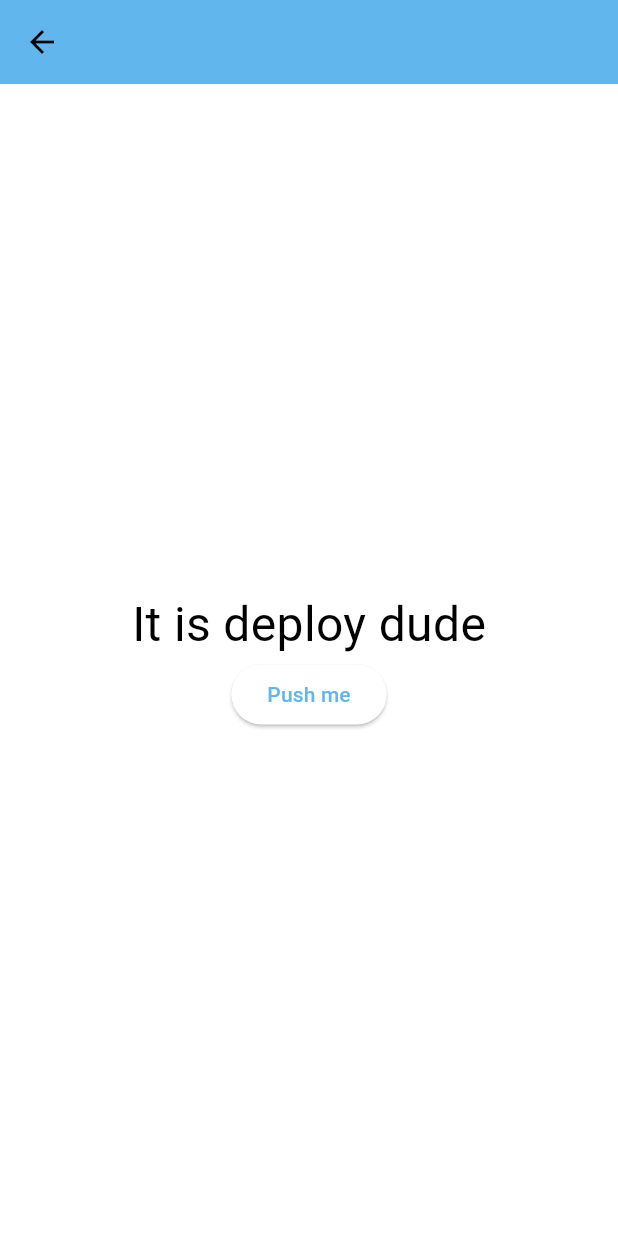
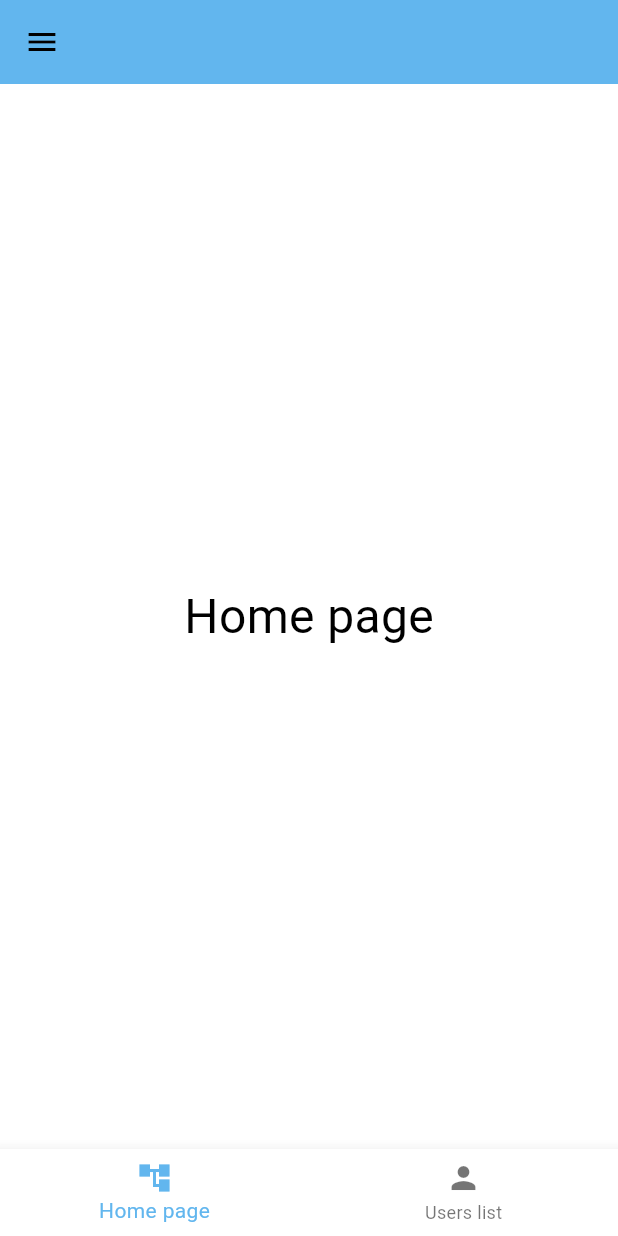
Before and after one commit to lolopindik/AdminPanel, a Flutter app: the MainScreen screen opened by its route, on a phone screen of 412 x 824 dp. Run offline on Flutter 3.47's test engine with Material 3 defaults, Android fonts, the light colour scheme and no system bars; our stand-ins replace auto_route, email_validator, firebase_auth, firebase_core, firebase_database, flutter_dotenv and 5 more; accounts and stored records are empty; network calls fail.

Commit message:
I implemented user status checking and other things, I'm too lazy to write comments separately, I should write documentation

```diff
--- /dev/null
+++ b/lib/logic/riverpod/bottombar_navigation.dart
@@ -0,0 +1,16 @@
+import 'package:flutter/material.dart';
+import 'package:flutter_riverpod/flutter_riverpod.dart';
+
+final riverpodnavigator = ChangeNotifierProvider<NavigatorModel>((ref){
+  return NavigatorModel(index: 0);
+});
+
+class NavigatorModel extends ChangeNotifier {
+  int index;
+  NavigatorModel({required this.index});
+
+  void currentIndex(int newIndex){
+    index = newIndex;
+    notifyListeners();
+  }
+}
--- a/lib/logic/theme/theme.dart
+++ b/lib/logic/theme/theme.dart
@@ -22,7 +22,7 @@ ThemeData darkMode = ThemeData(
     surface: DarkModeColors.mainColor,
     primary: LightModeColors.primaryColor,
     onPrimary: Colors.white,
-    secondary: DarkModeColors.primaryColor,
+    secondary: DarkModeColors.secondary,
     onSecondary: Colors.white,
     tertiary: Colors.grey,
   ),
--- a/lib/logic/theme/theme_constrains.dart
+++ b/lib/logic/theme/theme_constrains.dart
@@ -8,4 +8,5 @@ class LightModeColors {
 class DarkModeColors {
   static const Color mainColor = Color.fromARGB(204, 31, 31, 31);
   static const Color primaryColor = Color.fromARGB(22, 67, 186, 120);
+  static const Color secondary = Color.fromARGB(255, 98, 182, 238);
 }
--- a/lib/main.dart
+++ b/lib/main.dart
@@ -1,7 +1,10 @@
+// ignore_for_file: unused_local_variable
+
 import 'package:admin_panel_study_hub/logic/riverpod/observer.dart';
 import 'package:admin_panel_study_hub/logic/riverpod/theme_switcher.dart';
 import 'package:admin_panel_study_hub/presentation/routes/router.dart';
 import 'package:firebase_core/firebase_core.dart';
+import 'package:firebase_database/firebase_database.dart';
 import 'package:flutter/material.dart';
 import 'package:flutter_dotenv/flutter_dotenv.dart';
 import 'package:flutter_riverpod/flutter_riverpod.dart';
@@ -10,11 +13,11 @@ import 'package:hive_flutter/adapters.dart';
 Future main () async{
 
   await Hive.initFlutter();
-  // ignore: unused_local_variable
   var themebox = await Hive.openBox('AppTheme');
   await dotenv.load(fileName: ".env");
   WidgetsFlutterBinding.ensureInitialized();
   await Firebase.initializeApp();
+  FirebaseDatabase database = FirebaseDatabase.instance;
 
   runApp(
     ProviderScope(
--- a/lib/presentation/pages/auth_page.dart
+++ b/lib/presentation/pages/auth_page.dart
@@ -53,7 +53,7 @@ class AuthPage {
                             alignment: Alignment.topCenter,
                             child: Text(
                               'Authorization',
-                              style: TextStyle(fontSize: 32),
+                              style: TextStyle(fontSize: 32, color: Colors.white),
                             ),
                           ),
                           Container(
@@ -107,8 +107,8 @@ class AuthPage {
                                       );
                                       debugPrint('Email validation: $isValid');
                                       FireabseServices().signIn(
-                                        controllerEmail.text,
-                                        controllerPassword.text,
+                                        controllerEmail.text.trim(),
+                                        controllerPassword.text.trim(),
                                         MainRoute(),
                                         context,
                                       );
--- /dev/null
+++ b/lib/presentation/pages/home_page.dart
@@ -0,0 +1,8 @@
+import 'package:flutter/widgets.dart';
+import 'package:flutter_riverpod/flutter_riverpod.dart';
+
+class HomePage {
+  Widget build(BuildContext context, WidgetRef ref){
+    return Center(child: Text('Home page', style: TextStyle(fontSize: 32),),);
+  }
+}
--- /dev/null
+++ b/lib/presentation/pages/users_details_page.dart
@@ -0,0 +1,8 @@
+import 'package:flutter/widgets.dart';
+import 'package:flutter_riverpod/flutter_riverpod.dart';
+
+class UsersDetailsPage {
+  Widget build(BuildContext context, WidgetRef ref){
+    return Center(child: Text('Users list', style: TextStyle(fontSize: 32),),);
+  }
+}
--- a/lib/presentation/routes/router.dart
+++ b/lib/presentation/routes/router.dart
@@ -8,6 +8,7 @@ class AppRouter extends RootStackRouter {
   List<AutoRoute> get routes => [
     //todo implement authentication check
     AutoRoute(page: AuthRoute.page, initial: true),
-    AutoRoute(page: MainRoute.page),
+    AutoRoute(page: MainRoute.page, initial: false),
+    AutoRoute(page: AccessDeniedRoute.page, initial: false)
   ];
 }
--- /dev/null
+++ b/lib/presentation/screens/home_screen.dart
@@ -0,0 +1,16 @@
+import 'package:admin_panel_study_hub/presentation/pages/home_page.dart';
+import 'package:auto_route/auto_route.dart';
+import 'package:flutter/material.dart';
+import 'package:flutter_riverpod/flutter_riverpod.dart';
+
+@RoutePage()
+class HomeScreen extends ConsumerWidget {
+  const HomeScreen({super.key});
+
+  @override
+  Widget build(BuildContext context, WidgetRef ref) {
+    return Scaffold(
+      body: HomePage().build(context, ref),
+    );
+  }
+}
--- a/lib/presentation/screens/main_screen.dart
+++ b/lib/presentation/screens/main_screen.dart
@@ -1,4 +1,8 @@
-import 'package:admin_panel_study_hub/logic/riverpod/theme_switcher.dart';
+import 'package:admin_panel_study_hub/logic/riverpod/bottombar_navigation.dart';
+import 'package:admin_panel_study_hub/presentation/screens/home_screen.dart';
+import 'package:admin_panel_study_hub/presentation/screens/users_details_screen.dart';
+import 'package:admin_panel_study_hub/presentation/widgets/drawer_widget.dart';
+import 'package:admin_panel_study_hub/presentation/widgets/main_bottombar.dart';
 import 'package:auto_route/annotations.dart';
 import 'package:flutter/material.dart';
 import 'package:flutter_riverpod/flutter_riverpod.dart';
@@ -13,21 +17,15 @@ class MainScreen extends ConsumerWidget {
       appBar: AppBar(
         backgroundColor: Theme.of(context).primaryColor,
       ),
-      body: SizedBox(
-        child: Column(
-          mainAxisSize: MainAxisSize.max,
-          mainAxisAlignment: MainAxisAlignment.center,
-          children: [
-            Center(
-              child: Text('It is deploy dude', style: TextStyle(fontSize: 32)),
-            ),
-            ElevatedButton(
-              onPressed: () => ref.read(themeProvider).toggleTheme(),
-              child: Text('Push me'),
-            ),
-          ],
-        ),
-      ),
+      bottomNavigationBar: BottomBarWidget().build(context, ref),
+      drawer: DrawerWidget().build(context, ref),
+      body: IndexedStack(
+        index: ref.watch(riverpodnavigator).index,
+        children: [
+          HomeScreen(),
+          UsersDetailsScreen()
+        ],
+      )
     );
   }
 }
```
Also changed, not shown: lib/data/firebase/user_data.dart (added, +47 -0 lines), lib/logic/services/fireabse_services.dart (+18 -13 lines), lib/logic/services/snackbars_services.dart (+10 -5 lines), lib/presentation/pages/access_denied_page.dart (added, +7 -0 lines), lib/presentation/screens/access_denied_screen.dart (added, +23 -0 lines), lib/presentation/screens/users_details_screen.dart (added, +16 -0 lines), lib/presentation/widgets/main_bottombar.dart (added, +24 -0 lines), lib/presentation/routes/router.gr.dart.
